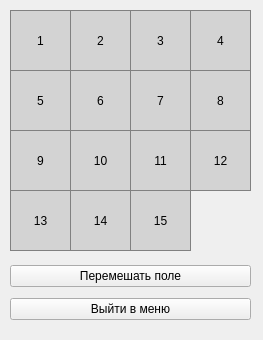
Old version of the form ClassicTagGameWindow.ui in the repository crookiech/programming_tech_lab05_4_sem.
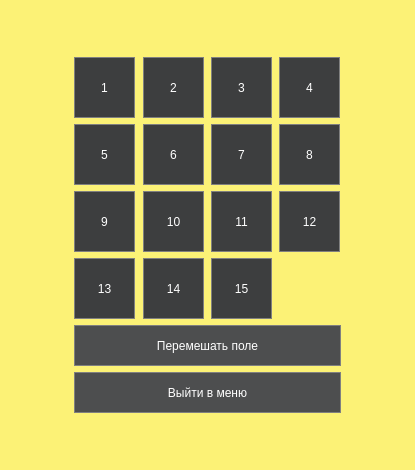
New version of the form.

Commit message: Добавлен дизайн

Diff of the .ui file:
```diff
--- a/ClassicTagGameWindow.ui
+++ b/ClassicTagGameWindow.ui
@@ -6,579 +6,623 @@
    <rect>
     <x>0</x>
     <y>0</y>
-    <width>263</width>
-    <height>340</height>
+    <width>415</width>
+    <height>470</height>
    </rect>
   </property>
   <property name="windowTitle">
    <string>ClassicTagGameWindow</string>
   </property>
+  <property name="styleSheet">
+   <string notr="true">background-color: #fcf276;</string>
+  </property>
+  <layout class="QGridLayout" name="gridLayout_2">
+   <item row="1" column="2">
+    <spacer name="horizontalSpacer_2">
+     <property name="orientation">
+      <enum>Qt::Orientation::Horizontal</enum>
+     </property>
+     <property name="sizeHint" stdset="0">
+      <size>
+       <width>52</width>
+       <height>20</height>
+      </size>
+     </property>
+    </spacer>
+   </item>
+   <item row="2" column="1">
+    <spacer name="verticalSpacer">
+     <property name="orientation">
+      <enum>Qt::Orientation::Vertical</enum>
+     </property>
+     <property name="sizeHint" stdset="0">
+      <size>
+       <width>20</width>
+       <height>37</height>
+      </size>
+     </property>
+    </spacer>
+   </item>
+   <item row="1" column="0">
+    <spacer name="horizontalSpacer">
+     <property name="styleSheet">
+      <string>QPushButton {
+	font: 700 12pt &quot;Segoe UI&quot;;
+	font: 700 12pt &quot;Segoe UI&quot;;
+  background-color: #3d3e3f; 
+  border: 1px solid gray;
+  color: white;
+}
+QPushButton:pressed {
+    background-color: #282829;
+}</string>
+     </property>
+     <property name="orientation">
+      <enum>Qt::Orientation::Horizontal</enum>
+     </property>
+     <property name="sizeHint" stdset="0">
+      <size>
+       <width>52</width>
+       <height>20</height>
+      </size>
+     </property>
+    </spacer>
+   </item>
+   <item row="0" column="1">
+    <spacer name="verticalSpacer_2">
+     <property name="styleSheet">
+      <string>QPushButton {
+	font: 700 12pt &quot;Segoe UI&quot;;
+	font: 700 12pt &quot;Segoe UI&quot;;
+  background-color: #3d3e3f; 
+  border: 1px solid gray;
+  color: white;
+}
+QPushButton:pressed {
+    background-color: #282829;
+}</string>
+     </property>
+     <property name="orientation">
+      <enum>Qt::Orientation::Vertical</enum>
+     </property>
+     <property name="sizeHint" stdset="0">
+      <size>
+       <width>20</width>
+       <height>28</height>
+      </size>
+     </property>
+    </spacer>
+   </item>
+   <item row="1" column="1">
+    <layout class="QGridLayout" name="gridLayout">
+     <item row="0" column="0">
   <widget class="QPushButton" name="pushButton_1">
-   <property name="geometry">
-    <rect>
-     <x>10</x>
-     <y>10</y>
+       <property name="minimumSize">
+        <size>
      <width>61</width>
      <height>61</height>
-    </rect>
+        </size>
+       </property>
+       <property name="maximumSize">
+        <size>
+         <width>61</width>
+         <height>61</height>
+        </size>
    </property>
    <property name="styleSheet">
-    <string notr="true">        QPushButton {
-            background-color: lightgray;
-            border: 1px solid gray;
-            padding: 5px;
-        }
-
-        QPushButton:pressed {
-            background-color: darkgray;
-            border: 1px solid black;
-        }
-
-        QPushButton:hover {
-            background-color: gainsboro;
-        }
-
-        QPushButton:disabled {
-            background-color: #ddd;
-            color: #888;
-            border: 1px solid #bbb;
-        }
-</string>
+        <string notr="true">QPushButton {
+	font: 700 12pt &quot;Segoe UI&quot;;
+	font: 700 12pt &quot;Segoe UI&quot;;
+  background-color: #3d3e3f; 
+  border: 1px solid gray;
+  color: white;
+}
+QPushButton:pressed {
+    background-color: #282829;
+}</string>
    </property>
    <property name="text">
     <string>1</string>
    </property>
   </widget>
+     </item>
+     <item row="0" column="1">
   <widget class="QPushButton" name="pushButton_2">
-   <property name="geometry">
-    <rect>
-     <x>70</x>
-     <y>10</y>
+       <property name="minimumSize">
+        <size>
      <width>61</width>
      <height>61</height>
-    </rect>
+        </size>
+       </property>
+       <property name="maximumSize">
+        <size>
+         <width>61</width>
+         <height>61</height>
+        </size>
    </property>
    <property name="styleSheet">
-    <string notr="true">        QPushButton {
-            background-color: lightgray;
-            border: 1px solid gray;
-            padding: 5px;
-        }
-
-        QPushButton:pressed {
-            background-color: darkgray;
-            border: 1px solid black;
-        }
-
-        QPushButton:hover {
-            background-color: gainsboro;
-        }
-
-        QPushButton:disabled {
-            background-color: #ddd;
-            color: #888;
-            border: 1px solid #bbb;
-        }
-</string>
+        <string notr="true">QPushButton {
+	font: 700 12pt &quot;Segoe UI&quot;;
+	font: 700 12pt &quot;Segoe UI&quot;;
+  background-color: #3d3e3f; 
+  border: 1px solid gray;
+  color: white;
+}
+QPushButton:pressed {
+    background-color: #282829;
+}</string>
    </property>
    <property name="text">
     <string>2</string>
    </property>
   </widget>
+     </item>
+     <item row="0" column="2">
   <widget class="QPushButton" name="pushButton_3">
-   <property name="geometry">
-    <rect>
-     <x>130</x>
-     <y>10</y>
+       <property name="minimumSize">
+        <size>
      <width>61</width>
      <height>61</height>
-    </rect>
+        </size>
+       </property>
+       <property name="maximumSize">
+        <size>
+         <width>61</width>
+         <height>61</height>
+        </size>
    </property>
    <property name="styleSheet">
-    <string notr="true">        QPushButton {
-            background-color: lightgray;
-            border: 1px solid gray;
-            padding: 5px;
-        }
-
-        QPushButton:pressed {
-            background-color: darkgray;
-            border: 1px solid black;
-        }
-
-        QPushButton:hover {
-            background-color: gainsboro;
-        }
-
-        QPushButton:disabled {
-            background-color: #ddd;
-            color: #888;
-            border: 1px solid #bbb;
-        }
-</string>
+        <string notr="true">QPushButton {
+	font: 700 12pt &quot;Segoe UI&quot;;
+	font: 700 12pt &quot;Segoe UI&quot;;
+  background-color: #3d3e3f; 
+  border: 1px solid gray;
+  color: white;
+}
+QPushButton:pressed {
+    background-color: #282829;
+}</string>
    </property>
    <property name="text">
     <string>3</string>
    </property>
   </widget>
+     </item>
+     <item row="0" column="3">
   <widget class="QPushButton" name="pushButton_4">
-   <property name="geometry">
-    <rect>
-     <x>190</x>
-     <y>10</y>
+       <property name="minimumSize">
+        <size>
      <width>61</width>
      <height>61</height>
-    </rect>
+        </size>
+       </property>
+       <property name="maximumSize">
+        <size>
+         <width>61</width>
+         <height>61</height>
+        </size>
    </property>
    <property name="styleSheet">
-    <string notr="true">        QPushButton {
-            background-color: lightgray;
-            border: 1px solid gray;
-            padding: 5px;
-        }
-
-        QPushButton:pressed {
-            background-color: darkgray;
-            border: 1px solid black;
-        }
-
-        QPushButton:hover {
-            background-color: gainsboro;
-        }
-
-        QPushButton:disabled {
-            background-color: #ddd;
-            color: #888;
-            border: 1px solid #bbb;
-        }
-</string>
+        <string notr="true">QPushButton {
+	font: 700 12pt &quot;Segoe UI&quot;;
+	font: 700 12pt &quot;Segoe UI&quot;;
+  background-color: #3d3e3f; 
+  border: 1px solid gray;
+  color: white;
+}
+QPushButton:pressed {
+    background-color: #282829;
+}</string>
    </property>
    <property name="text">
     <string>4</string>
    </property>
   </widget>
+     </item>
+     <item row="1" column="0">
   <widget class="QPushButton" name="pushButton_5">
-   <property name="geometry">
-    <rect>
-     <x>10</x>
-     <y>70</y>
+       <property name="minimumSize">
+        <size>
      <width>61</width>
      <height>61</height>
-    </rect>
+        </size>
+       </property>
+       <property name="maximumSize">
+        <size>
+         <width>61</width>
+         <height>61</height>
+        </size>
    </property>
    <property name="styleSheet">
-    <string notr="true">        QPushButton {
-            background-color: lightgray;
-            border: 1px solid gray;
-            padding: 5px;
-        }
-
-        QPushButton:pressed {
-            background-color: darkgray;
-            border: 1px solid black;
-        }
-
-        QPushButton:hover {
-            background-color: gainsboro;
-        }
-
-        QPushButton:disabled {
-            background-color: #ddd;
-            color: #888;
-            border: 1px solid #bbb;
-        }
-</string>
+        <string notr="true">QPushButton {
+	font: 700 12pt &quot;Segoe UI&quot;;
+	font: 700 12pt &quot;Segoe UI&quot;;
+  background-color: #3d3e3f; 
+  border: 1px solid gray;
+  color: white;
+}
+QPushButton:pressed {
+    background-color: #282829;
+}</string>
    </property>
    <property name="text">
     <string>5</string>
    </property>
   </widget>
-  <widget class="QPushButton" name="pushButton_8">
-   <property name="geometry">
-    <rect>
-     <x>190</x>
-     <y>70</y>
-     <width>61</width>
-     <height>61</height>
-    </rect>
-   </property>
-   <property name="styleSheet">
-    <string notr="true">        QPushButton {
-            background-color: lightgray;
-            border: 1px solid gray;
-            padding: 5px;
-        }
-
-        QPushButton:pressed {
-            background-color: darkgray;
-            border: 1px solid black;
-        }
-
-        QPushButton:hover {
-            background-color: gainsboro;
-        }
-
-        QPushButton:disabled {
-            background-color: #ddd;
-            color: #888;
-            border: 1px solid #bbb;
-        }
-</string>
-   </property>
-   <property name="text">
-    <string>8</string>
-   </property>
-  </widget>
+     </item>
+     <item row="1" column="1">
   <widget class="QPushButton" name="pushButton_6">
-   <property name="geometry">
-    <rect>
-     <x>70</x>
-     <y>70</y>
+       <property name="minimumSize">
+        <size>
      <width>61</width>
      <height>61</height>
-    </rect>
+        </size>
+       </property>
+       <property name="maximumSize">
+        <size>
+         <width>61</width>
+         <height>61</height>
+        </size>
    </property>
    <property name="styleSheet">
-    <string notr="true">        QPushButton {
-            background-color: lightgray;
-            border: 1px solid gray;
-            padding: 5px;
-        }
-
-        QPushButton:pressed {
-            background-color: darkgray;
-            border: 1px solid black;
-        }
-
-        QPushButton:hover {
-            background-color: gainsboro;
-        }
-
-        QPushButton:disabled {
-            background-color: #ddd;
-            color: #888;
-            border: 1px solid #bbb;
-        }
-</string>
+        <string notr="true">QPushButton {
+	font: 700 12pt &quot;Segoe UI&quot;;
+	font: 700 12pt &quot;Segoe UI&quot;;
+  background-color: #3d3e3f; 
+  border: 1px solid gray;
+  color: white;
+}
+QPushButton:pressed {
+    background-color: #282829;
+}</string>
    </property>
    <property name="text">
     <string>6</string>
    </property>
   </widget>
+     </item>
+     <item row="1" column="2">
   <widget class="QPushButton" name="pushButton_7">
-   <property name="geometry">
-    <rect>
-     <x>130</x>
-     <y>70</y>
+       <property name="minimumSize">
+        <size>
      <width>61</width>
      <height>61</height>
-    </rect>
+        </size>
+       </property>
+       <property name="maximumSize">
+        <size>
+         <width>61</width>
+         <height>61</height>
+        </size>
    </property>
    <property name="styleSheet">
-    <string notr="true">        QPushButton {
-            background-color: lightgray;
-            border: 1px solid gray;
-            padding: 5px;
-        }
-
-        QPushButton:pressed {
-            background-color: darkgray;
-            border: 1px solid black;
-        }
-
-        QPushButton:hover {
-            background-color: gainsboro;
-        }
-
-        QPushButton:disabled {
-            background-color: #ddd;
-            color: #888;
-            border: 1px solid #bbb;
-        }
-</string>
+        <string notr="true">QPushButton {
+	font: 700 12pt &quot;Segoe UI&quot;;
+	font: 700 12pt &quot;Segoe UI&quot;;
+  background-color: #3d3e3f; 
+  border: 1px solid gray;
+  color: white;
+}
+QPushButton:pressed {
+    background-color: #282829;
+}</string>
    </property>
    <property name="text">
     <string>7</string>
    </property>
   </widget>
+     </item>
+     <item row="1" column="3">
+      <widget class="QPushButton" name="pushButton_8">
+       <property name="minimumSize">
+        <size>
+         <width>61</width>
+         <height>61</height>
+        </size>
+       </property>
+       <property name="maximumSize">
+        <size>
+         <width>61</width>
+         <height>61</height>
+        </size>
+       </property>
+       <property name="styleSheet">
+        <string notr="true">QPushButton {
+	font: 700 12pt &quot;Segoe UI&quot;;
+	font: 700 12pt &quot;Segoe UI&quot;;
+  background-color: #3d3e3f; 
+  border: 1px solid gray;
+  color: white;
+}
+QPushButton:pressed {
+    background-color: #282829;
+}</string>
+       </property>
+       <property name="text">
+        <string>8</string>
+       </property>
+      </widget>
+     </item>
+     <item row="2" column="0">
   <widget class="QPushButton" name="pushButton_9">
-   <property name="geometry">
-    <rect>
-     <x>10</x>
-     <y>130</y>
+       <property name="minimumSize">
+        <size>
      <width>61</width>
      <height>61</height>
-    </rect>
+        </size>
+       </property>
+       <property name="maximumSize">
+        <size>
+         <width>61</width>
+         <height>61</height>
+        </size>
    </property>
    <property name="styleSheet">
-    <string notr="true">        QPushButton {
-            background-color: lightgray;
-            border: 1px solid gray;
-            padding: 5px;
-        }
-
-        QPushButton:pressed {
-            background-color: darkgray;
-            border: 1px solid black;
-        }
-
-        QPushButton:hover {
-            background-color: gainsboro;
-        }
-
-        QPushButton:disabled {
-            background-color: #ddd;
-            color: #888;
-            border: 1px solid #bbb;
-        }
-</string>
+        <string notr="true">QPushButton {
+	font: 700 12pt &quot;Segoe UI&quot;;
+	font: 700 12pt &quot;Segoe UI&quot;;
+  background-color: #3d3e3f; 
+  border: 1px solid gray;
+  color: white;
+}
+QPushButton:pressed {
+    background-color: #282829;
+}</string>
    </property>
    <property name="text">
     <string>9</string>
    </property>
   </widget>
-  <widget class="QPushButton" name="pushButton_12">
-   <property name="geometry">
-    <rect>
-     <x>190</x>
-     <y>130</y>
-     <width>61</width>
-     <height>61</height>
-    </rect>
-   </property>
-   <property name="styleSheet">
-    <string notr="true">        QPushButton {
-            background-color: lightgray;
-            border: 1px solid gray;
-            padding: 5px;
-        }
-
-        QPushButton:pressed {
-            background-color: darkgray;
-            border: 1px solid black;
-        }
-
-        QPushButton:hover {
-            background-color: gainsboro;
-        }
-
-        QPushButton:disabled {
-            background-color: #ddd;
-            color: #888;
-            border: 1px solid #bbb;
-        }
-</string>
-   </property>
-   <property name="text">
-    <string>12</string>
-   </property>
-  </widget>
+     </item>
+     <item row="2" column="1">
   <widget class="QPushButton" name="pushButton_10">
-   <property name="geometry">
-    <rect>
-     <x>70</x>
-     <y>130</y>
+       <property name="minimumSize">
+        <size>
      <width>61</width>
      <height>61</height>
-    </rect>
+        </size>
+       </property>
+       <property name="maximumSize">
+        <size>
+         <width>61</width>
+         <height>61</height>
+        </size>
    </property>
    <property name="styleSheet">
-    <string notr="true">        QPushButton {
-            background-color: lightgray;
-            border: 1px solid gray;
-            padding: 5px;
-        }
-
-        QPushButton:pressed {
-            background-color: darkgray;
-            border: 1px solid black;
-        }
-
-        QPushButton:hover {
-            background-color: gainsboro;
-        }
-
-        QPushButton:disabled {
-            background-color: #ddd;
-            color: #888;
-            border: 1px solid #bbb;
-        }
-</string>
+        <string notr="true">QPushButton {
+	font: 700 12pt &quot;Segoe UI&quot;;
+	font: 700 12pt &quot;Segoe UI&quot;;
+  background-color: #3d3e3f; 
+  border: 1px solid gray;
+  color: white;
+}
+QPushButton:pressed {
+    background-color: #282829;
+}</string>
    </property>
    <property name="text">
     <string>10</string>
    </property>
   </widget>
+     </item>
+     <item row="2" column="2">
   <widget class="QPushButton" name="pushButton_11">
-   <property name="geometry">
-    <rect>
-     <x>130</x>
-     <y>130</y>
+       <property name="minimumSize">
+        <size>
      <width>61</width>
      <height>61</height>
-    </rect>
+        </size>
+       </property>
+       <property name="maximumSize">
+        <size>
+         <width>61</width>
+         <height>61</height>
+        </size>
    </property>
    <property name="styleSheet">
-    <string notr="true">        QPushButton {
-            background-color: lightgray;
-            border: 1px solid gray;
-            padding: 5px;
-        }
-
-        QPushButton:pressed {
-            background-color: darkgray;
-            border: 1px solid black;
-        }
-
-        QPushButton:hover {
-            background-color: gainsboro;
-        }
-
-        QPushButton:disabled {
-            background-color: #ddd;
-            color: #888;
-            border: 1px solid #bbb;
-        }
-</string>
+        <string notr="true">QPushButton {
+	font: 700 12pt &quot;Segoe UI&quot;;
+	font: 700 12pt &quot;Segoe UI&quot;;
+  background-color: #3d3e3f; 
+  border: 1px solid gray;
+  color: white;
+}
+QPushButton:pressed {
+    background-color: #282829;
+}</string>
    </property>
    <property name="text">
     <string>11</string>
    </property>
   </widget>
+     </item>
+     <item row="2" column="3">
+      <widget class="QPushButton" name="pushButton_12">
+       <property name="minimumSize">
+        <size>
+         <width>61</width>
+         <height>61</height>
+        </size>
+       </property>
+       <property name="maximumSize">
+        <size>
+         <width>61</width>
+         <height>61</height>
+        </size>
+       </property>
+       <property name="styleSheet">
+        <string notr="true">QPushButton {
+	font: 700 12pt &quot;Segoe UI&quot;;
+	font: 700 12pt &quot;Segoe UI&quot;;
+  background-color: #3d3e3f; 
+  border: 1px solid gray;
+  color: white;
+}
+QPushButton:pressed {
+    background-color: #282829;
+}</string>
+       </property>
+       <property name="text">
+        <string>12</string>
+       </property>
+      </widget>
+     </item>
+     <item row="3" column="0">
   <widget class="QPushButton" name="pushButton_13">
-   <property name="geometry">
-    <rect>
-     <x>10</x>
-     <y>190</y>
+       <property name="minimumSize">
+        <size>
      <width>61</width>
      <height>61</height>
-    </rect>
+        </size>
+       </property>
+       <property name="maximumSize">
+        <size>
+         <width>61</width>
+         <height>61</height>
+        </size>
    </property>
    <property name="styleSheet">
-    <string notr="true">        QPushButton {
-            background-color: lightgray;
-            border: 1px solid gray;
-            padding: 5px;
-        }
-
-        QPushButton:pressed {
-            background-color: darkgray;
-            border: 1px solid black;
-        }
-
-        QPushButton:hover {
-            background-color: gainsboro;
-        }
-
-        QPushButton:disabled {
-            background-color: #ddd;
-            color: #888;
-            border: 1px solid #bbb;
-        }
-</string>
+        <string notr="true">QPushButton {
+	font: 700 12pt &quot;Segoe UI&quot;;
+	font: 700 12pt &quot;Segoe UI&quot;;
+  background-color: #3d3e3f; 
+  border: 1px solid gray;
+  color: white;
+}
+QPushButton:pressed {
+    background-color: #282829;
+}</string>
    </property>
    <property name="text">
     <string>13</string>
    </property>
   </widget>
+     </item>
+     <item row="3" column="1">
   <widget class="QPushButton" name="pushButton_14">
-   <property name="geometry">
-    <rect>
-     <x>70</x>
-     <y>190</y>
+       <property name="minimumSize">
+        <size>
      <width>61</width>
      <height>61</height>
-    </rect>
+        </size>
+       </property>
+       <property name="maximumSize">
+        <size>
+         <width>61</width>
+         <height>61</height>
+        </size>
    </property>
    <property name="styleSheet">
-    <string notr="true">        QPushButton {
-            background-color: lightgray;
-            border: 1px solid gray;
-            padding: 5px;
-        }
-
-        QPushButton:pressed {
-            background-color: darkgray;
-            border: 1px solid black;
-        }
-
-        QPushButton:hover {
-            background-color: gainsboro;
-        }
-
-        QPushButton:disabled {
-            background-color: #ddd;
-            color: #888;
-            border: 1px solid #bbb;
-        }
-</string>
+        <string notr="true">QPushButton {
+	font: 700 12pt &quot;Segoe UI&quot;;
+	font: 700 12pt &quot;Segoe UI&quot;;
+  background-color: #3d3e3f; 
+  border: 1px solid gray;
+  color: white;
+}
+QPushButton:pressed {
+    background-color: #282829;
+}</string>
    </property>
    <property name="text">
     <string>14</string>
    </property>
   </widget>
+     </item>
+     <item row="3" column="2">
   <widget class="QPushButton" name="pushButton_15">
-   <property name="geometry">
-    <rect>
-     <x>130</x>
-     <y>190</y>
+       <property name="minimumSize">
+        <size>
      <width>61</width>
      <height>61</height>
-    </rect>
+        </size>
+       </property>
+       <property name="maximumSize">
+        <size>
+         <width>61</width>
+         <height>61</height>
+        </size>
    </property>
    <property name="styleSheet">
-    <string notr="true">        QPushButton {
-            background-color: lightgray;
-            border: 1px solid gray;
-            padding: 5px;
-        }
-
-        QPushButton:pressed {
-            background-color: darkgray;
-            border: 1px solid black;
-        }
-
-        QPushButton:hover {
-            background-color: gainsboro;
-        }
-
-        QPushButton:disabled {
-            background-color: #ddd;
-            color: #888;
-            border: 1px solid #bbb;
-        }
-</string>
+        <string notr="true">QPushButton {
+	font: 700 12pt &quot;Segoe UI&quot;;
+	font: 700 12pt &quot;Segoe UI&quot;;
+  background-color: #3d3e3f; 
+  border: 1px solid gray;
+  color: white;
+}
+QPushButton:pressed {
+    background-color: #282829;
+}</string>
    </property>
    <property name="text">
     <string>15</string>
    </property>
   </widget>
-  <widget class="QWidget" name="layoutWidget">
-   <property name="geometry">
-    <rect>
-     <x>10</x>
-     <y>260</y>
-     <width>241</width>
-     <height>67</height>
-    </rect>
-   </property>
-   <layout class="QVBoxLayout" name="verticalLayout">
-    <item>
+     </item>
+     <item row="4" column="0" colspan="4">
      <widget class="QPushButton" name="pushButton_shuffle">
+       <property name="minimumSize">
+        <size>
+         <width>267</width>
+         <height>41</height>
+        </size>
+       </property>
+       <property name="maximumSize">
+        <size>
+         <width>267</width>
+         <height>41</height>
+        </size>
+       </property>
+       <property name="styleSheet">
+        <string notr="true">QPushButton {
+	font: 700 10pt &quot;Segoe UI&quot;;
+  background-color: #4d4e4f; 
+  border: 1px solid gray;
+  color: white;
+}
+QPushButton:pressed {
+    background-color: #282829;
+}</string>
+       </property>
       <property name="text">
        <string>Перемешать поле</string>
       </property>
      </widget>
     </item>
-    <item>
+     <item row="5" column="0" colspan="4">
      <widget class="QPushButton" name="pushButton_exit">
+       <property name="minimumSize">
+        <size>
+         <width>267</width>
+         <height>41</height>
+        </size>
+       </property>
+       <property name="maximumSize">
+        <size>
+         <width>267</width>
+         <height>41</height>
+        </size>
+       </property>
+       <property name="styleSheet">
+        <string notr="true">QPushButton {
+	font: 700 10pt &quot;Segoe UI&quot;;
+  background-color: #4d4e4f; 
+  border: 1px solid gray;
+  color: white;
+}
+QPushButton:pressed {
+    background-color: #282829;
+}</string>
+       </property>
       <property name="text">
        <string>Выйти в меню</string>
       </property>
      </widget>
     </item>
    </layout>
-  </widget>
+   </item>
+  </layout>
  </widget>
  <resources/>
  <connections/>
```
Lines whose indentation alone changed are shown as unchanged. The commit also changes 7 other files.
